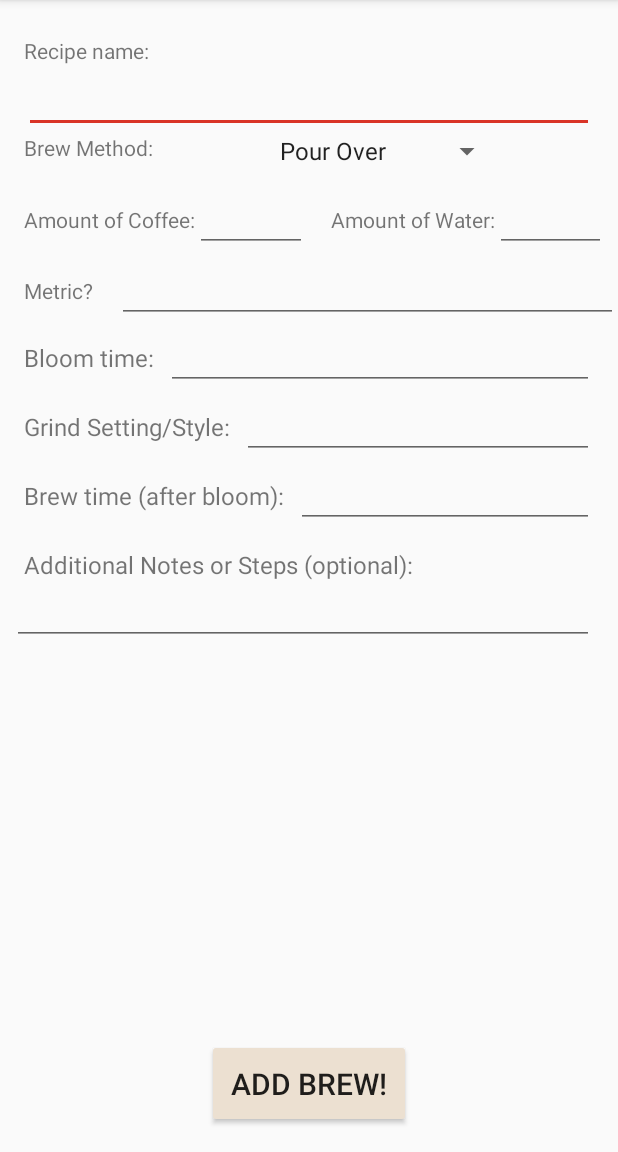
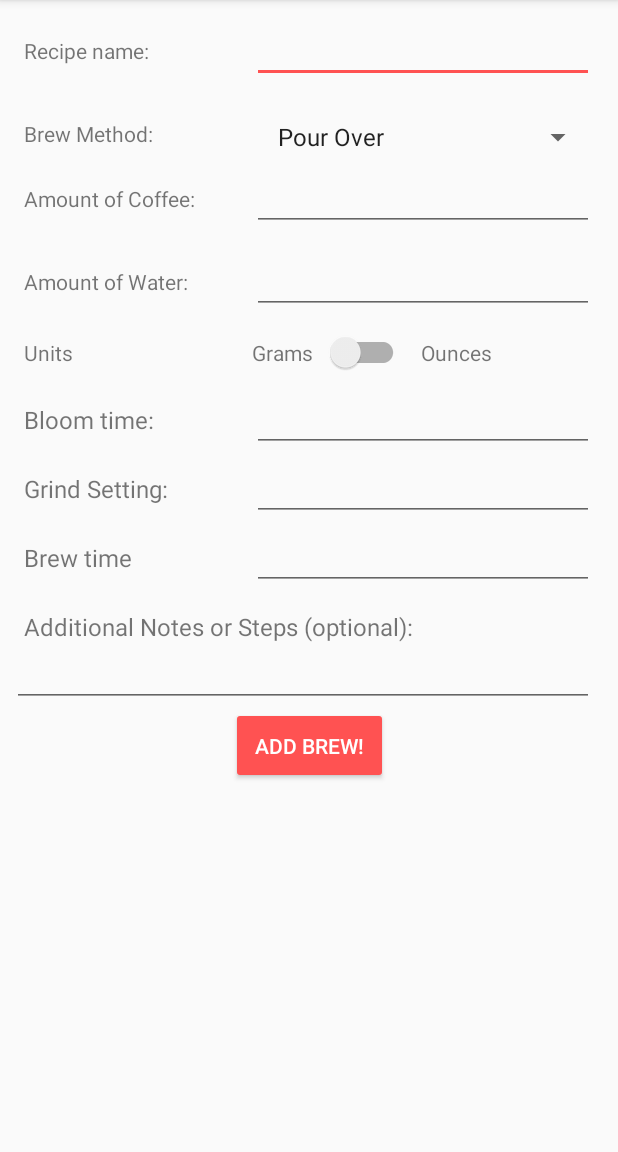
Before and after one commit to PeterEpsteen/CoffeeJournal, an Android app: the AddBrew screen opened directly, with no data from a screen before it, on a phone screen of 412 x 824 dp, the part 84-1236 px from its top. Run offline under Robolectric (Android 15) with nearby library versions, the phone set to English and light mode, and no system bars.

Commit message:
Pretty stable. Gonna mix up the recipe page so doing this before

```diff
--- a/app/src/main/res/layout/activity_add_brew.xml
+++ b/app/src/main/res/layout/activity_add_brew.xml
@@ -1,4 +1,8 @@
 <?xml version="1.0" encoding="utf-8"?>
+<ScrollView android:layout_width="match_parent"
+    android:layout_height="wrap_content"
+    xmlns:android="http://schemas.android.com/apk/res/android">
+
 <android.support.constraint.ConstraintLayout xmlns:android="http://schemas.android.com/apk/res/android"
     xmlns:app="http://schemas.android.com/apk/res-auto"
     xmlns:tools="http://schemas.android.com/tools"
@@ -6,11 +10,13 @@
     android:layout_height="match_parent"
     tools:context="com.example.peter.coffeejournal.AddBrew">
     <TextView
-        android:layout_width="wrap_content"
+        android:layout_width="0dp"
+        app:layout_constraintHorizontal_weight="2"
         android:layout_height="wrap_content"
         android:text="Recipe name:"
         app:layout_constraintLeft_toLeftOf="parent"
         app:layout_constraintTop_toTopOf="parent"
+        app:layout_constraintRight_toLeftOf="@id/recipe_name_edit"
         android:layout_marginTop="24dp"
         android:layout_marginLeft="16dp"
         android:id="@+id/recipe_name_tv"
@@ -18,19 +24,23 @@
 
     <EditText
         android:layout_width="0dp"
+        app:layout_constraintHorizontal_weight="3"
         android:layout_height="wrap_content"
         app:layout_constraintTop_toBottomOf="@+id/recipe_name_tv"
         android:id="@+id/recipe_name_edit"
         android:singleLine="true"
+        app:layout_constraintBaseline_toBaselineOf="@id/recipe_name_tv"
         android:inputType="text"
         app:layout_constraintRight_toRightOf="parent"
-        app:layout_constraintLeft_toLeftOf="parent"
+        app:layout_constraintLeft_toRightOf="@id/recipe_name_tv"
         android:layout_marginRight="16dp"
-        android:layout_marginLeft="16dp"
         android:layout_marginBottom="8dp"/>
     <TextView
-        android:layout_width="wrap_content"
+        android:layout_width="0dp"
+        app:layout_constraintHorizontal_weight="2"
         android:layout_height="wrap_content"
+        app:layout_constraintRight_toLeftOf="@id/brew_method_spinner"
+        android:layout_marginTop="24dp"
         android:text="Brew Method:"
         app:layout_constraintTop_toBottomOf="@id/recipe_name_edit"
         android:layout_marginLeft="16dp"
@@ -39,82 +49,113 @@
 
     <Spinner
         android:layout_height="wrap_content"
-        android:layout_width="wrap_content"
-
+        android:layout_width="0dp"
+        app:layout_constraintHorizontal_weight="3"
         app:layout_constraintLeft_toRightOf="@id/brew_method_text_view"
         app:layout_constraintRight_toRightOf="parent"
         android:id="@+id/brew_method_spinner"
-        app:layout_constraintTop_toBottomOf="@id/recipe_name_edit"
+        app:layout_constraintTop_toTopOf="@id/brew_method_text_view"
         android:tag="Title"
         android:layout_marginLeft="16dp"
         android:layout_marginRight="16dp"
         />
 
     <TextView
-        android:layout_width="wrap_content"
+        android:layout_width="0dp"
+        app:layout_constraintHorizontal_weight="2"
         android:layout_height="wrap_content"
         android:text="Amount of Coffee:"
+        android:layout_marginTop="24dp"
         app:layout_constraintLeft_toLeftOf="parent"
-        app:layout_constraintTop_toBottomOf="@id/brew_method_spinner"
-        android:layout_marginTop="24dp"
+        app:layout_constraintRight_toLeftOf="@id/coffee_amount_edit"
+        app:layout_constraintTop_toBottomOf="@id/brew_method_text_view"
         android:layout_marginLeft="16dp"
         android:id="@+id/coffee_units_text_view"
          />
 
     <EditText
         android:layout_width="0dp"
+        app:layout_constraintHorizontal_weight="3"
         android:layout_height="wrap_content"
         app:layout_constraintLeft_toRightOf="@+id/coffee_units_text_view"
         android:id="@+id/coffee_amount_edit"
         android:singleLine="true"
         android:inputType="number"
-        app:layout_constraintRight_toLeftOf="@id/water_units_text_view"
+        app:layout_constraintRight_toRightOf="parent"
         app:layout_constraintBaseline_toBaselineOf="@id/coffee_units_text_view"
         android:layout_marginRight="16dp"/>
 
     <TextView
-        android:layout_width="wrap_content"
+        android:layout_width="0dp"
+        app:layout_constraintHorizontal_weight="2"
         android:layout_height="wrap_content"
         android:text="Amount of Water:"
         android:id="@+id/water_units_text_view"
-        app:layout_constraintLeft_toRightOf="@id/coffee_amount_edit"
+        android:layout_marginTop="24dp"
+        android:layout_marginLeft="16dp"
+        app:layout_constraintLeft_toLeftOf="parent"
+        app:layout_constraintTop_toBottomOf="@id/coffee_amount_edit"
         app:layout_constraintRight_toLeftOf="@id/water_amount_edit"
-        app:layout_constraintBaseline_toBaselineOf="@id/coffee_amount_edit"/>
+        />
     <EditText
         android:layout_width="0dp"
+        app:layout_constraintHorizontal_weight="3"
         android:layout_height="wrap_content"
         android:id="@+id/water_amount_edit"
         android:singleLine="true"
         android:inputType="number"
-        android:layout_marginRight="8dp"
+        android:layout_marginRight="16dp"
         app:layout_constraintRight_toRightOf="parent"
         app:layout_constraintLeft_toRightOf="@id/water_units_text_view"
         app:layout_constraintBaseline_toBaselineOf="@id/water_units_text_view"/>
 
     <TextView
         android:layout_width="wrap_content"
+        app:layout_constraintHorizontal_weight="2"
         android:layout_height="wrap_content"
-        android:text="Metric?"
+        android:text="Units"
         android:layout_margin="16dp"
         android:id="@+id/metric_tv"
         app:layout_constraintTop_toBottomOf="@id/water_amount_edit"
-        app:layout_constraintLeft_toLeftOf="parent"
-        app:layout_constraintRight_toLeftOf="@id/metric_edit"
-        />
-    <EditText
-        android:layout_width="0dp"
-        android:layout_height="wrap_content"
-        app:layout_constraintLeft_toRightOf="@id/metric_tv"
-        app:layout_constraintBaseline_toBaselineOf="@id/metric_tv"
-        app:layout_constraintRight_toRightOf="parent"
-        android:id="@+id/metric_edit"
-        android:singleLine="true"
-        android:inputType="number"/>
+        app:layout_constraintLeft_toLeftOf="parent"/>
 
     <TextView
         android:layout_width="wrap_content"
         android:layout_height="wrap_content"
+        android:text="Grams"
+        android:id="@+id/grams_tv"
+        app:layout_constraintLeft_toLeftOf="@id/water_amount_edit"
+        app:layout_constraintBaseline_toBaselineOf="@id/metric_tv"/>
+
+    <android.support.v7.widget.SwitchCompat
+        android:layout_width="wrap_content"
+        android:padding="8dp"
+        app:switchMinWidth="56dp"
+        android:gravity="center_vertical"
+        android:layout_height="wrap_content"
+        android:textOn="1"
+        android:textOff="0"
+        app:showText="false"
+        app:switchTextAppearance="@style/TextAppearance.AppCompat.Button"
+        android:layout_marginRight="16dp"
+        app:layout_constraintLeft_toRightOf="@id/grams_tv"
+        app:layout_constraintBaseline_toBaselineOf="@id/metric_tv"
+        android:id="@+id/metric_edit" />
+
+    <TextView
+        android:layout_width="wrap_content"
+        android:layout_height="wrap_content"
+        android:text="Ounces"
+        android:id="@+id/ounces_tv"
+        app:layout_constraintLeft_toRightOf="@id/metric_edit"
+        app:layout_constraintBaseline_toBaselineOf="@id/metric_edit"/>
+
+    <TextView
+        android:layout_width="0dp"
+        app:layout_constraintHorizontal_weight="2"
+        android:layout_height="wrap_content"
         android:text="Bloom time:"
+        app:layout_constraintRight_toLeftOf="@id/bloom_time_edit"
         app:layout_constraintLeft_toLeftOf="parent"
         app:layout_constraintTop_toBottomOf="@id/metric_tv"
         android:layout_marginTop="24dp"
@@ -125,21 +166,23 @@
 
     <EditText
         android:layout_width="0dp"
+        app:layout_constraintHorizontal_weight="3"
         android:layout_height="wrap_content"
         app:layout_constraintLeft_toRightOf="@+id/bloom_time_tv"
         app:layout_constraintBaseline_toBaselineOf="@+id/bloom_time_tv"
         android:id="@+id/bloom_time_edit"
         android:singleLine="true"
-        android:inputType="number"
+        android:inputType="time"
         app:layout_constraintRight_toRightOf="parent"
         android:layout_marginRight="16dp"
-        android:layout_marginLeft="8dp"
         android:textSize="16dp"/>
 
     <TextView
-        android:layout_width="wrap_content"
+        android:layout_width="0dp"
+        app:layout_constraintHorizontal_weight="2"
         android:layout_height="wrap_content"
-        android:text="Grind Setting/Style:"
+        android:text="Grind Setting:"
+        app:layout_constraintRight_toLeftOf="@id/grind_edit"
         app:layout_constraintLeft_toLeftOf="parent"
         app:layout_constraintTop_toBottomOf="@id/bloom_time_tv"
         android:layout_marginTop="24dp"
@@ -150,6 +193,7 @@
 
     <EditText
         android:layout_width="0dp"
+        app:layout_constraintHorizontal_weight="3"
         android:layout_height="wrap_content"
         app:layout_constraintLeft_toRightOf="@+id/grind_tv"
         app:layout_constraintBaseline_toBaselineOf="@+id/grind_tv"
@@ -158,12 +202,13 @@
         android:inputType="text"
         app:layout_constraintRight_toRightOf="parent"
         android:layout_marginRight="16dp"
-        android:layout_marginLeft="8dp"
         android:textSize="16dp"/>
     <TextView
-        android:layout_width="wrap_content"
+        android:layout_width="0dp"
+        app:layout_constraintHorizontal_weight="2"
+        app:layout_constraintRight_toLeftOf="@id/brew_time_edit"
         android:layout_height="wrap_content"
-        android:text="Brew time (after bloom):"
+        android:text="Brew time"
         app:layout_constraintLeft_toLeftOf="parent"
         app:layout_constraintTop_toBottomOf="@id/grind_tv"
         android:layout_marginTop="24dp"
@@ -174,6 +219,7 @@
 
     <EditText
         android:layout_width="0dp"
+        app:layout_constraintHorizontal_weight="3"
         android:layout_height="wrap_content"
         app:layout_constraintLeft_toRightOf="@+id/brew_time_tv"
         app:layout_constraintBaseline_toBaselineOf="@+id/brew_time_tv"
@@ -181,8 +227,7 @@
         app:layout_constraintRight_toRightOf="parent"
         android:layout_marginRight="16dp"
         android:singleLine="true"
-        android:inputType="number"
-        android:layout_marginLeft="8dp"
+        android:inputType="time"
         android:textSize="16dp"/>
     <TextView
         android:layout_width="wrap_content"
@@ -203,6 +248,7 @@
         app:layout_constraintLeft_toLeftOf="parent"
         android:id="@+id/notes_edit"
         app:layout_constraintRight_toRightOf="parent"
+        android:singleLine="true"
         android:layout_marginRight="16dp"
         android:layout_marginLeft="8dp"
         android:textSize="16dp"/>
@@ -212,15 +258,18 @@
         android:layout_height="wrap_content"
         android:id="@+id/add_brew_button"
         android:text="Add Brew!"
-        app:layout_constraintBottom_toBottomOf="parent"
+        app:layout_constraintTop_toBottomOf="@id/notes_edit"
         app:layout_constraintLeft_toLeftOf="parent"
         app:layout_constraintRight_toRightOf="parent"
-        android:textSize="20dp"
+        style="@style/TextAppearance.AppCompat.Button"
+        android:textColor="@color/common_google_signin_btn_text_dark"
         android:layout_marginBottom="16dp"
-        android:backgroundTint="@color/colorBackground"
+        android:backgroundTint="@color/colorAccent"
         android:padding="16dp"
         />
 
 <!-- TODO: MAKE THIS BETTER, find design closer to finished product and start with that -->
 
 </android.support.constraint.ConstraintLayout>
+
+</ScrollView>
--- a/app/src/main/res/layout/fragment_brew_notes.xml
+++ b/app/src/main/res/layout/fragment_brew_notes.xml
@@ -7,8 +7,10 @@
     <!-- TODO: Update blank fragment layout -->
     <TextView
         android:layout_width="match_parent"
+        android:padding="16dp"
         android:layout_height="match_parent"
         android:text="@string/hello_blank_fragment"
+        style="@style/TextAppearance.AppCompat.Body1"
         android:id="@+id/notes_text_view"/>
 
 </FrameLayout>
--- a/app/src/main/res/values/colors.xml
+++ b/app/src/main/res/values/colors.xml
@@ -2,7 +2,7 @@
 <resources>
     <color name="colorPrimary">#6D4C41</color>
     <color name="colorPrimaryDark">#4E342E</color>
-    <color name="colorAccent">#D93427</color>
+    <color name="colorAccent">#FF5252</color>
     <color name="colorBackground">#ece0d1</color>
     <color name="colorForeground">#dbc1ac</color>
     <color name="colorTextDark">#000000</color>
```
Also changed, not shown: app/src/main/java/com/example/peter/coffeejournal/AddBrew.java (+22 -4 lines), app/src/main/res/layout/activity_add_roast.xml (+52 -10 lines), app/src/main/res/layout/fragment_brew_recipe.xml (+36 -34 lines).
